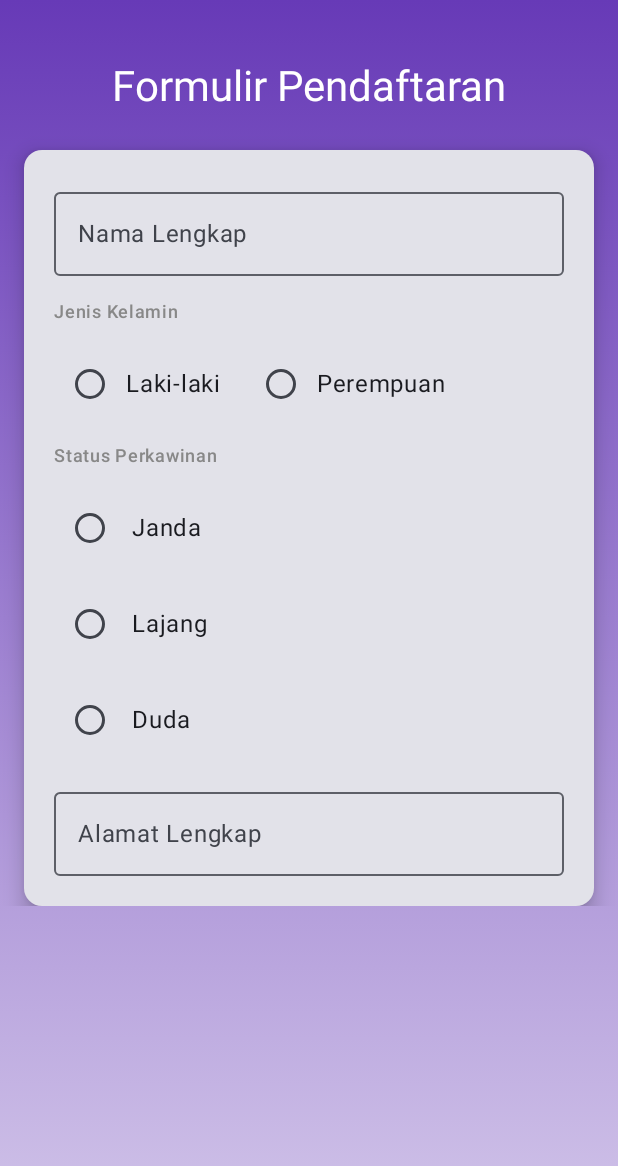
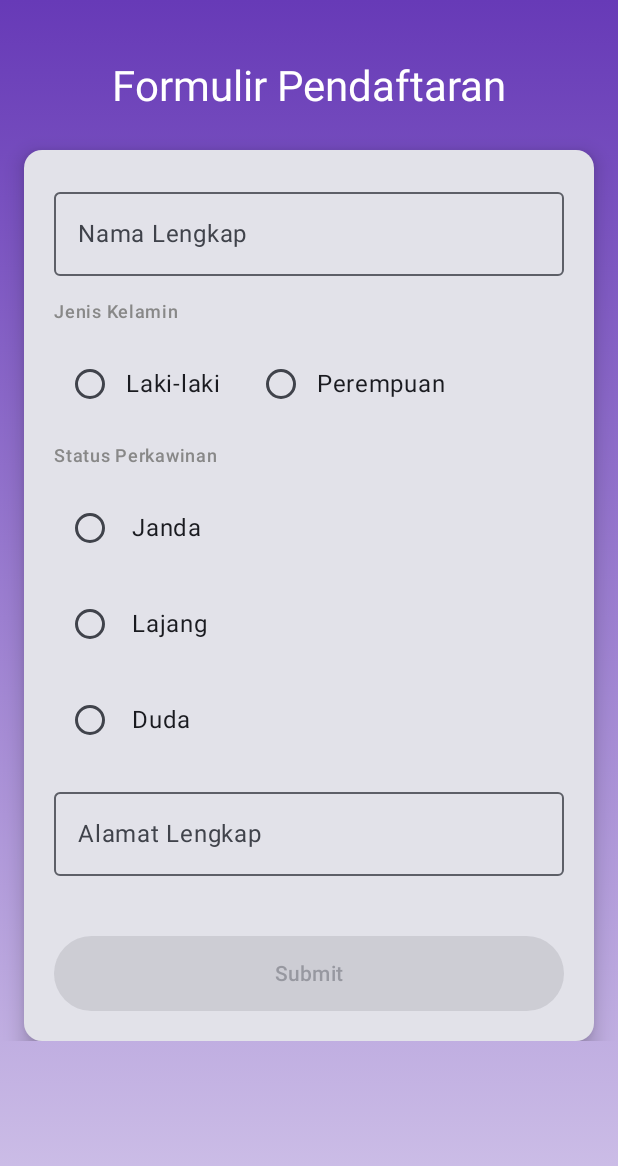
Before and after one commit to IndraHafid/QuestNavigasTugas_222, an Android app built with Jetpack Compose: the composable FormScreen shown on its own in the app's theme, on a phone screen of 412 x 824 dp. Shown: the top 1166 px of the screen. Run offline under Robolectric (Android 15) with nearby library versions, the phone set to English and light mode, and no system bars.

Commit message:
menambahkan tombol submit dan validasi input

```diff
--- a/app/src/main/java/com/example/questnavigastugas_222/view/FormScreen.kt
+++ b/app/src/main/java/com/example/questnavigastugas_222/view/FormScreen.kt
@@ -111,7 +111,24 @@ fun FormScreen(
                         modifier = Modifier.fillMaxWidth()
                     )
 
+                    Spacer(modifier = Modifier.height(8.dp))
 
+                    Button(
+                        modifier = Modifier.fillMaxWidth().height(50.dp),
+                        enabled = namaInput.isNotBlank() && alamatInput.isNotBlank() && jenisKelaminInput.isNotBlank() && statusInput.isNotBlank(),
+                        onClick = {
+                            val dataBaru = DataPeserta(
+                                nama = namaInput,
+                                alamat = alamatInput,
+                                jenisKelamin = jenisKelaminInput,
+                                status = statusInput
+                            )
+                            dataViewModel.setData(dataBaru)
+                            onSubmitButtonClicked()
+                        }
+                    ) {
+                        Text(stringResource(id = R.string.submit_button))
+                    }
                 }
             }
         }
```
